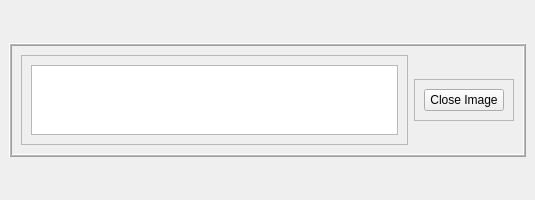
Above: forms/imageStackWidget.ui from isis-group/vast before the change. Below: the same form after it.
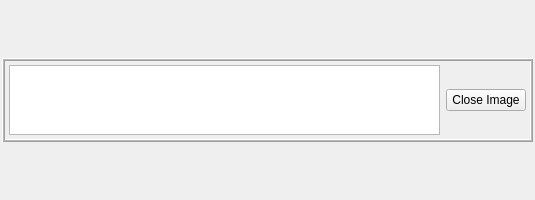
That is the form after the change.

What changed in the file:
```diff
--- a/forms/imageStackWidget.ui
+++ b/forms/imageStackWidget.ui
@@ -27,10 +27,10 @@
   </property>
   <layout class="QVBoxLayout" name="verticalLayout" stretch="0">
    <property name="spacing">
-    <number>9</number>
+    <number>2</number>
    </property>
    <property name="margin">
-    <number>9</number>
+    <number>2</number>
    </property>
    <item>
     <widget class="QFrame" name="frame">
@@ -56,8 +56,11 @@
       <number>1</number>
      </property>
      <layout class="QHBoxLayout" name="horizontalLayout">
-      <property name="bottomMargin">
-       <number>9</number>
+      <property name="spacing">
+       <number>2</number>
+      </property>
+      <property name="margin">
+       <number>2</number>
       </property>
       <item>
        <widget class="QFrame" name="frame_2">
@@ -68,12 +71,18 @@
          </sizepolicy>
         </property>
         <property name="frameShape">
-         <enum>QFrame::StyledPanel</enum>
+         <enum>QFrame::NoFrame</enum>
         </property>
         <property name="frameShadow">
          <enum>QFrame::Raised</enum>
         </property>
         <layout class="QGridLayout" name="gridLayout_2">
+         <property name="margin">
+          <number>2</number>
+         </property>
+         <property name="spacing">
+          <number>2</number>
+         </property>
          <item row="0" column="1">
           <widget class="QListWidget" name="imageStack">
            <property name="editTriggers">
@@ -93,12 +102,18 @@
          </sizepolicy>
         </property>
         <property name="frameShape">
-         <enum>QFrame::StyledPanel</enum>
+         <enum>QFrame::NoFrame</enum>
         </property>
         <property name="frameShadow">
          <enum>QFrame::Raised</enum>
         </property>
         <layout class="QGridLayout" name="gridLayout_3">
+         <property name="margin">
+          <number>2</number>
+         </property>
+         <property name="spacing">
+          <number>2</number>
+         </property>
          <item row="0" column="0">
           <widget class="QPushButton" name="buttonRemoveImage">
            <property name="text">
```
